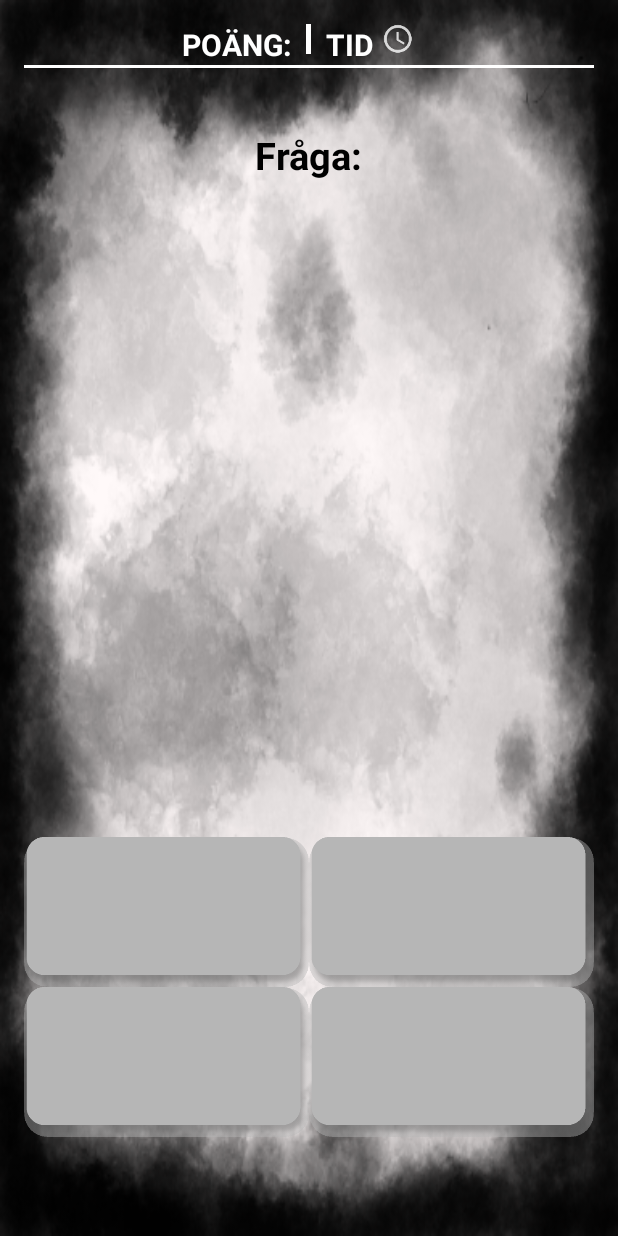
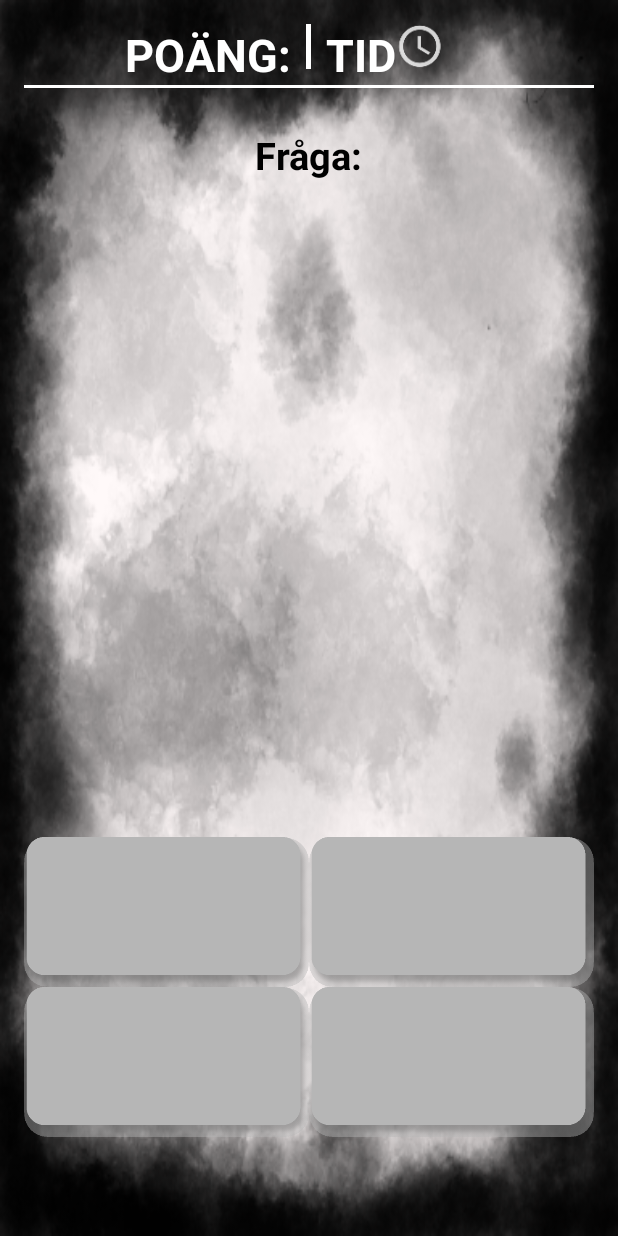
Before and after one commit to J4k08/QuizAppProject, an Android app: the layout activity_game.xml on its own in the app's theme, with its tools: preview values and no code run, on a phone screen of 412 x 824 dp. Run offline under Robolectric (Android 15) with nearby library versions, the phone set to English and light mode, and no system bars.

Commit message:
added frame around profilePictures and changed size on points and timer

```diff
--- a/app/src/main/java/com/example/jakobhaglof/quizapp/PersonalProfileActivity.java
+++ b/app/src/main/java/com/example/jakobhaglof/quizapp/PersonalProfileActivity.java
@@ -67,7 +67,9 @@ public class PersonalProfileActivity extends AppCompatActivity implements Serial
         int id = item.getItemId();
 
         if (id == R.id.toolbarMonkey){
-            Intent intent = new Intent(this, ProfileActivity.class);
+            Intent intent = new Intent(this, PersonalProfileActivity.class);
+            intent.putExtra("pName", pName);
+            intent.putExtra("isFromMenu", isFromMenu);
             startActivity(intent);
         }
         if (id == R.id.settings) {
--- a/app/src/main/res/layout/activity_game.xml
+++ b/app/src/main/res/layout/activity_game.xml
@@ -28,7 +28,7 @@
                 android:layout_height="wrap_content"
                 android:text="@string/score"
                 android:textColor="@color/textColorWhite"
-                android:textSize="20sp"
+                android:textSize="30sp"
                 android:textStyle="bold" />
 
             <TextView
@@ -37,14 +37,14 @@
                 android:layout_height="wrap_content"
                 android:text=""
                 android:textColor="@color/textColorWhite"
-                android:textSize="20sp"
+                android:textSize="30sp"
                 android:textStyle="bold" />
         </LinearLayout>
 
         <View
             android:id="@+id/littleView"
             android:layout_width="3dp"
-            android:layout_height="20dp"
+            android:layout_height="30dp"
             android:layout_centerHorizontal="true"
             android:layout_marginEnd="10dp"
             android:layout_marginStart="10dp"
@@ -62,14 +62,14 @@
                 android:layout_height="wrap_content"
                 android:text="TID"
                 android:textColor="@color/textColorWhite"
-                android:textSize="20sp"
+                android:textSize="30sp"
                 android:textStyle="bold" />
 
             <ImageView
                 android:src="@drawable/ic_timer"
                 android:id="@+id/timer"
                 android:layout_width="wrap_content"
-                android:layout_height="20dp" />
+                android:layout_height="30dp" />
 
 
         </LinearLayout>
--- a/app/src/main/res/layout/activity_profile.xml
+++ b/app/src/main/res/layout/activity_profile.xml
@@ -94,7 +94,7 @@
                 android:layout_height="60dp"
                 android:layout_below="@+id/monkey2"
                 android:layout_marginTop="20dp"
-                android:background="@drawable/standardmonkey"
+                android:background="@drawable/framestandardmonkey"
                 android:onClick="saveMonkey"/>
 
             <Button
```
Also changed, not shown: app/src/main/java/com/example/jakobhaglof/quizapp/AboutActivity.java (+4 -4 lines), app/src/main/java/com/example/jakobhaglof/quizapp/AddQuestionActivity.java (+4 -4 lines), app/src/main/java/com/example/jakobhaglof/quizapp/GameSettingsActivity.java (+4 -4 lines), app/src/main/java/com/example/jakobhaglof/quizapp/HighScoreActivity.java (+5 -6 lines), app/src/main/java/com/example/jakobhaglof/quizapp/MainMenuActivity.java (+4 -4 lines), app/src/main/java/com/example/jakobhaglof/quizapp/PostGameActivity.java (+4 -4 lines), app/src/main/java/com/example/jakobhaglof/quizapp/ProfileActivity.java (+14 -0 lines), app/src/main/java/com/example/jakobhaglof/quizapp/RemoveQuestionActivity.java (+4 -4 lines), app/src/main/java/com/example/jakobhaglof/quizapp/SettingsActivity.java (+4 -4 lines), app/src/main/res/drawable-xxxhdpi/framerupaulmonkey.png (added), app/src/main/res/drawable-xxxhdpi/framestandardmonkey.png (added), app/src/main/res/drawable-xxxhdpi/frameziggymonkey.png (added).
